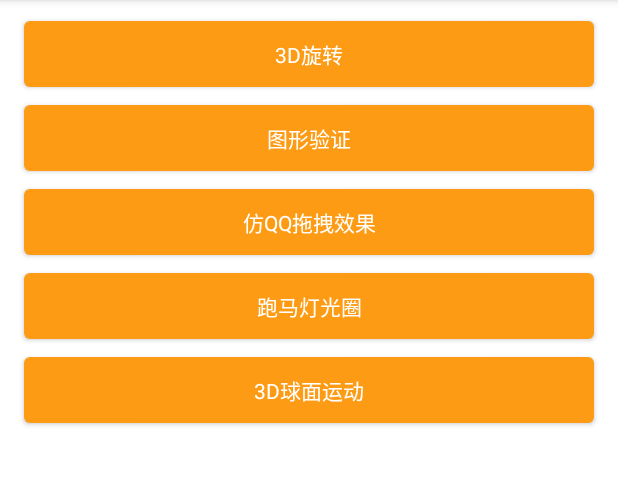
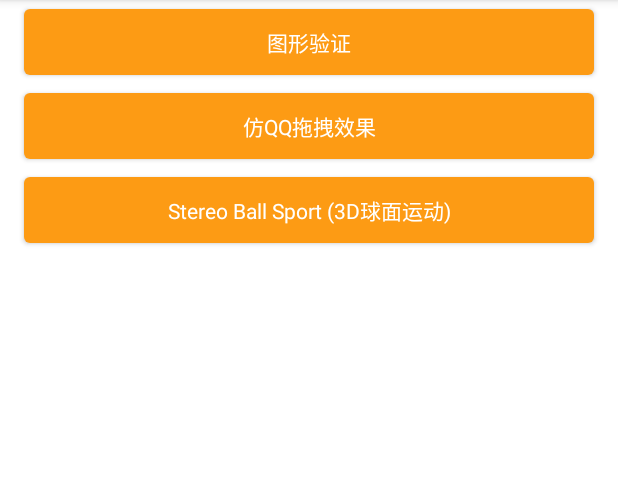
Before and after one commit to chuwuwang/open-android-view, an Android app: the AnimationActivity screen opened directly, with no data from a screen before it, on a phone screen of 412 x 824 dp, the part 84-569 px from its top. Run offline under Robolectric (Android 15) with nearby library versions, the phone set to English and light mode, and no system bars.

Commit message:
feat: add stereo ball sport effect view

```diff
--- a/app/src/main/java/com/cat/view/ui/MainActivity.kt
+++ b/app/src/main/java/com/cat/view/ui/MainActivity.kt
@@ -14,7 +14,7 @@ import com.cat.view.openActivity
 import com.cat.view.ui.container.ContainerActivity
 import com.cat.view.ui.draw1.Draw1Activity
 import com.cat.view.ui.text.TextActivity
-import common.ui.animation.AnimationActivity
+import com.cat.view.ui.animation.AnimationActivity
 
 class MainActivity : AppCompatActivity() {
 
--- /dev/null
+++ b/app/src/main/java/com/cat/view/ui/animation/AnimationActivity.kt
@@ -0,0 +1,21 @@
+package com.cat.view.ui.animation
+
+import com.cat.view.databinding.ActivityAnimationMainBinding
+import com.cat.view.openActivity
+import com.cat.view.ui.ViewBindingActivity
+import common.ui.animation.GraphicsVerifyActivity
+import common.ui.animation.QQDragEffectActivity
+
+class AnimationActivity : ViewBindingActivity<ActivityAnimationMainBinding>() {
+
+    override fun init() {
+        initView()
+    }
+
+    private fun initView() {
+        binding.qqDragEffectBtn.setOnClickListener { openActivity<QQDragEffectActivity>() }
+        binding.btnStereoBallSport.setOnClickListener { openActivity<StereoBallSportViewActivity>() }
+        binding.graphicsVerifyBtn.setOnClickListener { openActivity<GraphicsVerifyActivity>() }
+    }
+
+}
--- a/app/src/main/java/common/ui/animation/AnimationActivity.kt
+++ /dev/null
@@ -1,23 +0,0 @@
-package common.ui.animation
-
-import com.cat.view.databinding.ActivityAnimationBinding
-import com.cat.view.openActivity
-import com.cat.view.ui.ViewBindingActivity
-import com.cat.view.ui.container.MarqueeLayoutActivity
-import com.cat.view.ui.container.FlipStereoLayoutActivity
-
-class AnimationActivity : ViewBindingActivity<ActivityAnimationBinding>() {
-
-    override fun init() {
-        initView()
-    }
-
-    private fun initView() {
-        binding.spin3dBtn.setOnClickListener { openActivity<FlipStereoLayoutActivity>() }
-        binding.marqueeBtn.setOnClickListener { openActivity<MarqueeLayoutActivity>() }
-        binding.qqDragEffectBtn.setOnClickListener { openActivity<QQDragEffectActivity>() }
-        binding.sphere3dBtn.setOnClickListener { openActivity<Spherical3DMotionActivity>() }
-        binding.graphicsVerifyBtn.setOnClickListener { openActivity<GraphicsVerifyActivity>() }
-    }
-
-}
--- a/app/src/main/res/layout/activity_animation.xml
+++ b/app/src/main/res/layout/activity_animation_main.xml
@@ -1,23 +1,8 @@
 <?xml version="1.0" encoding="utf-8"?>
 <androidx.appcompat.widget.LinearLayoutCompat xmlns:android="http://schemas.android.com/apk/res/android"
-    xmlns:tools="http://schemas.android.com/tools"
     android:layout_width="match_parent"
     android:layout_height="match_parent"
-    android:orientation="vertical"
-    tools:ignore="HardcodedText">
-
-    <com.google.android.material.button.MaterialButton
-        android:id="@+id/spin_3d_btn"
-        android:layout_width="match_parent"
-        android:layout_height="56dp"
-        android:layout_marginStart="16dp"
-        android:layout_marginTop="8dp"
-        android:layout_marginEnd="16dp"
-        android:gravity="center"
-        android:text="3D旋转"
-        android:textAppearance="?android:attr/textAppearance"
-        android:textColor="@android:color/white"
-        android:textSize="14sp" />
+    android:orientation="vertical">
 
     <com.google.android.material.button.MaterialButton
         android:id="@+id/graphics_verify_btn"
@@ -43,26 +28,15 @@
         android:textColor="@android:color/white"
         android:textSize="14sp" />
 
+
     <com.google.android.material.button.MaterialButton
-        android:id="@+id/marquee_btn"
+        android:id="@+id/btn_stereo_ball_sport"
         android:layout_width="match_parent"
         android:layout_height="56dp"
         android:layout_marginStart="16dp"
         android:layout_marginEnd="16dp"
         android:gravity="center"
-        android:text="跑马灯光圈"
-        android:textAppearance="?android:attr/textAppearance"
-        android:textColor="@android:color/white"
-        android:textSize="14sp" />
-
-    <com.google.android.material.button.MaterialButton
-        android:id="@+id/sphere3d_btn"
-        android:layout_width="match_parent"
-        android:layout_height="56dp"
-        android:layout_marginStart="16dp"
-        android:layout_marginEnd="16dp"
-        android:gravity="center"
-        android:text="3D球面运动"
+        android:text="Stereo Ball Sport (3D球面运动)"
         android:textAppearance="?android:attr/textAppearance"
         android:textColor="@android:color/white"
         android:textSize="14sp" />
--- a/app/src/main/res/layout/activity_animation_3d_spherical_motion.xml
+++ b/app/src/main/res/layout/activity_animation_stereo_ball_sport_view.xml
@@ -4,8 +4,8 @@
     android:layout_height="match_parent"
     android:orientation="vertical">
 
-    <com.cat.view.animation.Smartian3DView
+    <com.cat.view.customize.animation.StereoBallSportView
         android:layout_width="match_parent"
-        android:layout_height="match_parent" />
+        android:layout_height="wrap_content" />
 
 </androidx.appcompat.widget.LinearLayoutCompat>
--- a/app/src/main/res/layout/activity_container_main.xml
+++ b/app/src/main/res/layout/activity_container_main.xml
@@ -24,7 +24,7 @@
         android:layout_marginStart="16dp"
         android:layout_marginEnd="16dp"
         android:gravity="center"
-        android:text="Flip Stereo (3D 翻转)"
+        android:text="Flip Stereo (3D翻转)"
         android:textAppearance="?android:attr/textAppearance"
         android:textColor="@android:color/white"
         android:textSize="14sp" />
--- a/app/src/main/res/layout/activity_text_scroll_number_view.xml
+++ b/app/src/main/res/layout/activity_text_scroll_number_view.xml
@@ -23,7 +23,6 @@
         android:layout_width="match_parent"
         android:layout_height="56dp"
         android:layout_marginStart="16dp"
-        android:layout_marginTop="8dp"
         android:layout_marginEnd="16dp"
         android:gravity="center"
         android:text="Delete"
```
Also changed, not shown: app/src/main/AndroidManifest.xml (+3 -6 lines), app/src/main/java/com/cat/view/customize/animation/StereoBallSportView.java (renamed from app/src/main/java/com/cat/view/animation/Smartian3DView.java, +33 -34 lines), app/src/main/java/com/cat/view/ui/animation/StereoBallSportViewActivity.kt (added, +12 -0 lines), app/src/main/java/common/ui/animation/Spherical3DMotionActivity.kt (deleted, +0 -12 lines), 1 other file.
